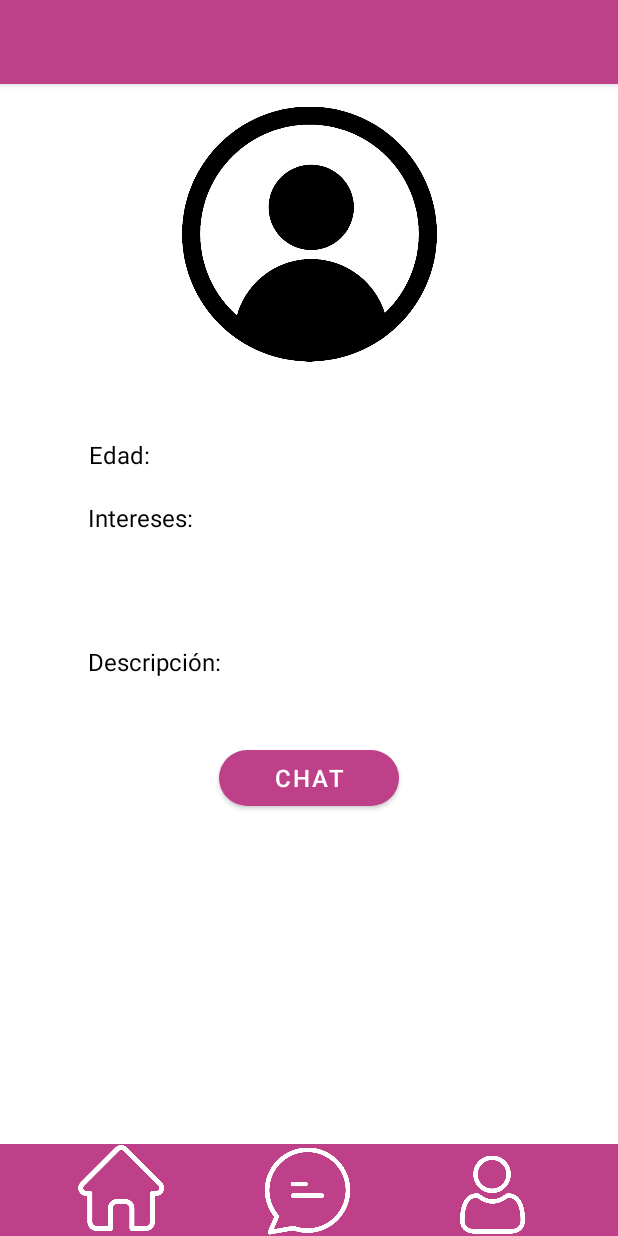
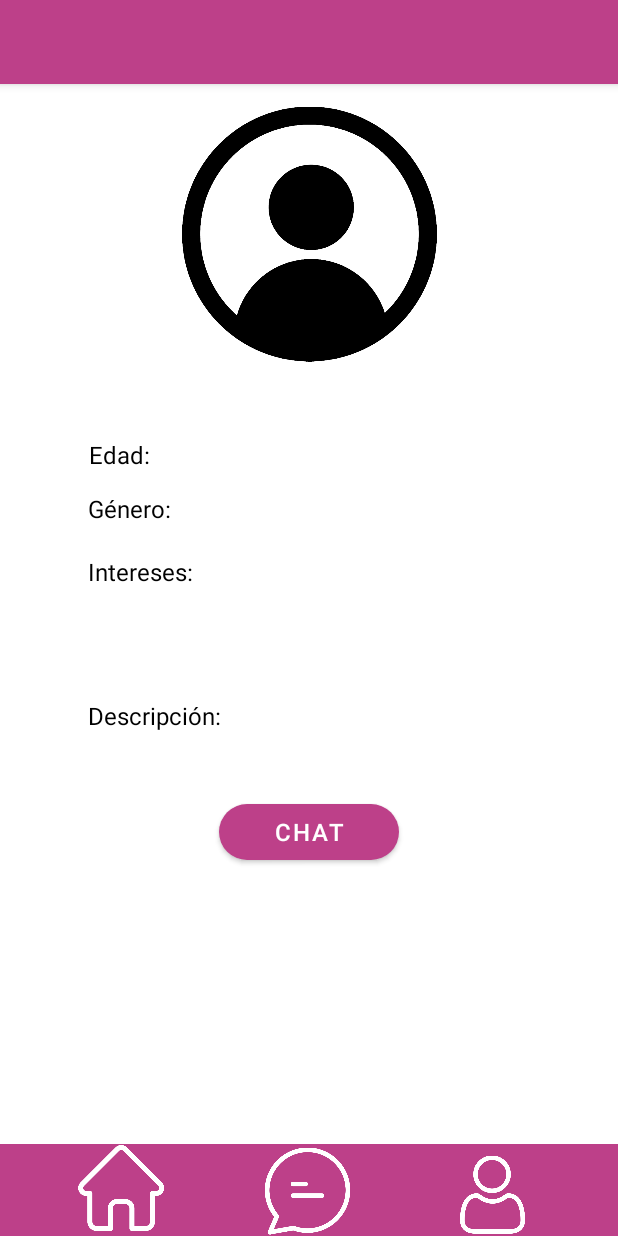
Before and after one commit to aliperbol/AfroditUS, an Android app: the PerfilAjeno screen opened directly, with no data from a screen before it, on a phone screen of 412 x 824 dp. Run offline under Robolectric (Android 15) with nearby library versions, the phone set to English and light mode, and no system bars; our stand-ins replace Firebase (no records; nobody signed in at launch, a user with empty details on screens opened directly).

Commit message:
edad y genero en el perfil

```diff
--- a/app/src/main/java/com/example/tinderus/EditarPerfil.kt
+++ b/app/src/main/java/com/example/tinderus/EditarPerfil.kt
@@ -7,6 +7,7 @@ import android.widget.Spinner
 import androidx.appcompat.app.AppCompatActivity
 
 class EditarPerfil: AppCompatActivity() {
+
     override fun onCreate(savedInstanceState: Bundle?) {
         super.onCreate(savedInstanceState)
         setContentView(R.layout.editarperfil)
--- a/app/src/main/java/com/example/tinderus/PerfilAjeno.kt
+++ b/app/src/main/java/com/example/tinderus/PerfilAjeno.kt
@@ -31,6 +31,7 @@ class PerfilAjeno : AppCompatActivity(){
         val nombre = bundle?.getString("nombre") ?: ""
         val descripcion = bundle?.getString("descripcion")?: ""
         val edad= bundle?.getString("edad")?: ""
+        val genero= bundle?.getString("genero")?: ""
         val intereses = bundle?.getStringArrayList("intereses")?: ArrayList()
         val fotoPerfil = bundle?.getString("fotoPerfil")?: ""
         val uidAjeno = bundle?.getString("uid")?: ""
@@ -42,13 +43,14 @@ class PerfilAjeno : AppCompatActivity(){
         val edadVista=findViewById<TextView>(R.id.edadajena)
         val localfile = File.createTempFile("tempImage", "jpg")
         val interesesPerfil = findViewById<TextView>(R.id.interesesajenos)
+        val generoVista=findViewById<TextView>(R.id.generoajeno)
         FirebaseStorage.getInstance().getReferenceFromUrl(fotoPerfil).getFile(localfile).addOnSuccessListener {
             val bitmap = BitmapFactory.decodeFile(localfile.absolutePath)
             fotoPerfilVista.setImageBitmap(bitmap)
         }
         edadVista.text =edad
         descripcionVista.text =descripcion
-
+        generoVista.text=genero
 
         val refUsuarios = db.collection("Usuarios").document(uidPropio)
 
--- a/app/src/main/java/com/example/tinderus/Perfil_propio.kt
+++ b/app/src/main/java/com/example/tinderus/Perfil_propio.kt
@@ -29,6 +29,8 @@ class Perfil_propio  : AppCompatActivity() {
     private lateinit var descripcionPerfil:TextView
     private lateinit var interesesPerfil:TextView
     private lateinit var nombrePerfil:TextView
+    private lateinit var edadPerfil:TextView
+    private lateinit var generoPerfil:TextView
 
     /////////////////////
     //    Funciones    //
@@ -42,8 +44,8 @@ class Perfil_propio  : AppCompatActivity() {
         imagenPerfil = findViewById<ImageView>(R.id.imagenajena)
         descripcionPerfil = findViewById<TextView>(R.id.descripcionajena)
         interesesPerfil = findViewById<TextView>(R.id.interesesajenos)
-
-
+        edadPerfil=findViewById<TextView>(R.id.edadpropia)
+        generoPerfil=findViewById<TextView>(R.id.generopropio)
         //Al iniciar la app, estableceremos que los botones de la barra de menu principal tengan
         //un onclick preestablecido
 
@@ -107,7 +109,8 @@ class Perfil_propio  : AppCompatActivity() {
                     var intereses = ArrayList<String>()
                     Log.d("FragmentActivity", "Error: $imagen")
                     title=nombre
-
+                    edadPerfil.text =edad
+                    generoPerfil.text=genero
                     for (i in dataSnapshot.child("intereses").children){
                         intereses.add(i.getValue(String::class.java)?:"")
                     }
--- a/app/src/main/res/layout/perfil_ajeno.xml
+++ b/app/src/main/res/layout/perfil_ajeno.xml
@@ -37,7 +37,7 @@
                 app:layout_constraintEnd_toEndOf="parent"
                 app:layout_constraintHorizontal_bias="0.172"
                 app:layout_constraintStart_toStartOf="parent"
-                app:layout_constraintTop_toBottomOf="@+id/textView11" />
+                app:layout_constraintTop_toBottomOf="@+id/genero" />
 
             <TextView
                 android:id="@+id/textView14"
@@ -95,6 +95,37 @@
                 app:layout_constraintVertical_bias="0.0" />
 
             <TextView
+                android:id="@+id/genero"
+                android:layout_width="wrap_content"
+                android:layout_height="wrap_content"
+                android:layout_marginTop="4dp"
+                android:text="Género:"
+                android:textColor="#000000"
+                android:textSize="16sp"
+                app:layout_constraintBottom_toBottomOf="parent"
+                app:layout_constraintEnd_toEndOf="parent"
+                app:layout_constraintHorizontal_bias="0.165"
+                app:layout_constraintStart_toStartOf="parent"
+                app:layout_constraintTop_toBottomOf="@+id/textView11"
+                app:layout_constraintVertical_bias="0.042" />
+
+            <TextView
+                android:id="@+id/generoajeno"
+                android:layout_width="105dp"
+                android:layout_height="24dp"
+                android:layout_marginStart="11dp"
+                android:layout_marginTop="16dp"
+                android:text="TextView"
+                android:textColor="#000000"
+                android:textSize="16sp"
+                app:layout_constraintBottom_toBottomOf="parent"
+                app:layout_constraintEnd_toEndOf="parent"
+                app:layout_constraintHorizontal_bias="0.405"
+                app:layout_constraintStart_toStartOf="parent"
+                app:layout_constraintTop_toBottomOf="@+id/edadajena"
+                app:layout_constraintVertical_bias="0.0" />
+
+            <TextView
                 android:id="@+id/edadajena"
                 android:layout_width="35dp"
                 android:layout_height="20dp"
--- a/app/src/main/res/layout/perfilpropio.xml
+++ b/app/src/main/res/layout/perfilpropio.xml
@@ -150,8 +150,8 @@
 
             <TextView
                 android:id="@+id/generopropio"
-                android:layout_width="35dp"
-                android:layout_height="20dp"
+                android:layout_width="96dp"
+                android:layout_height="19dp"
                 android:layout_marginStart="11dp"
                 android:layout_marginTop="72dp"
                 android:text="TextView"
```
